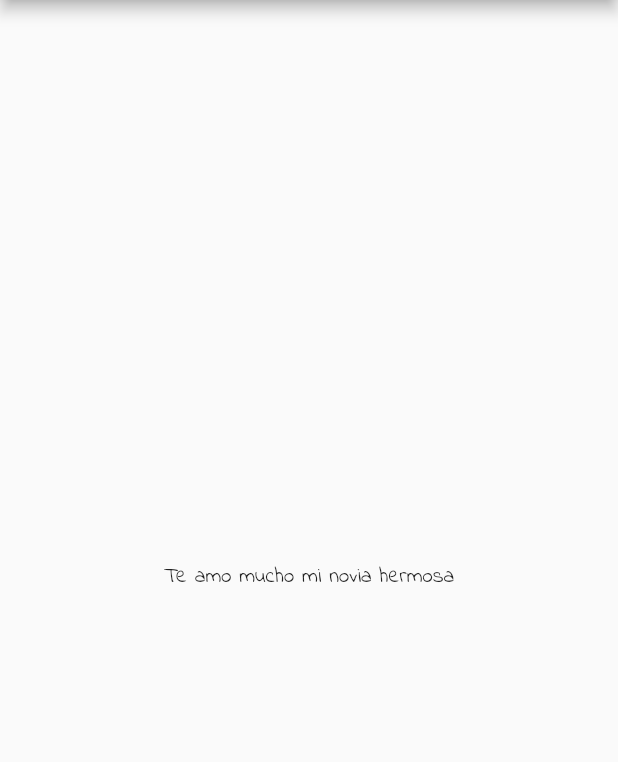
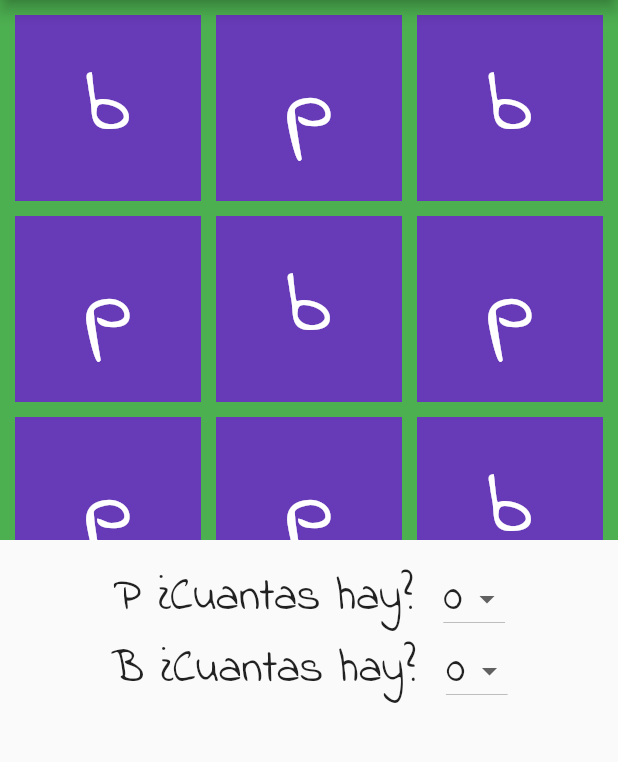
Before and after one commit to ricardo8990/happy-kids, a Flutter app: the screen it shows after launch, on a phone screen of 412 x 824 dp, the part 84-846 px from its top. Run offline on Flutter 3.47's test engine with Material 2 defaults, Android fonts, the phone set to English and light mode, and no system bars.

Commit message:
Add first game

```diff
--- a/happykids/lib/main.dart
+++ b/happykids/lib/main.dart
@@ -1,6 +1,10 @@
 import 'package:flutter/material.dart';
+import 'package:flutter/services.dart';
 
-void main() => runApp(MyApp());
+void main() async {
+  await SystemChrome.setPreferredOrientations([DeviceOrientation.portraitUp]);
+  runApp(MyApp());
+}
 
 class MyApp extends StatelessWidget {
   // This widget is the root of your application.
@@ -27,6 +31,14 @@ class MyHomePage extends StatefulWidget {
 }
 
 class _MyHomePageState extends State<MyHomePage> {
+  int firstLetterCount = 0;
+  int secondLetterCount = 0;
+
+  @override
+  void initState() {
+
+    super.initState();
+  }
 
   @override
   Widget build(BuildContext context) {
@@ -34,15 +46,149 @@ class _MyHomePageState extends State<MyHomePage> {
       appBar: AppBar(
         title: Text(widget.title),
       ),
-      body: Center(
-        child: Column(
-          mainAxisAlignment: MainAxisAlignment.center,
-          children: <Widget>[
-            Text(
-              'Te amo mucho mi novia hermosa',
+      body: Column(
+        crossAxisAlignment: CrossAxisAlignment.center,
+        children: <Widget>[
+          Container(
+            color: Colors.green,
+            height: 360.0,
+            child: GridView.count(
+              primary: false,
+              padding: const EdgeInsets.all(10.0),
+              crossAxisSpacing: 10.0,
+              mainAxisSpacing: 10.0,
+              crossAxisCount: 3,
+              children: <Widget>[
+                Container(
+                  color: Colors.deepPurple,
+                  child: Center(
+                    child: const Text('b',
+                        style: TextStyle(fontSize: 60.0, color: Colors.white)),
+                  ),
+                ),
+                Container(
+                  color: Colors.deepPurple,
+                  child: Center(
+                    child: const Text('p',
+                        style: TextStyle(fontSize: 60.0, color: Colors.white)),
+                  ),
+                ),
+                Container(
+                  color: Colors.deepPurple,
+                  child: Center(
+                    child: const Text('b',
+                        style: TextStyle(fontSize: 60.0, color: Colors.white)),
+                  ),
+                ),
+                Container(
+                  color: Colors.deepPurple,
+                  child: Center(
+                    child: const Text('p',
+                        style: TextStyle(fontSize: 60.0, color: Colors.white)),
+                  ),
+                ),
+                Container(
+                  color: Colors.deepPurple,
+                  child: Center(
+                    child: const Text('b',
+                        style: TextStyle(fontSize: 60.0, color: Colors.white)),
+                  ),
+                ),
+                Container(
+                  color: Colors.deepPurple,
+                  child: Center(
+                    child: const Text('p',
+                        style: TextStyle(fontSize: 60.0, color: Colors.white)),
+                  ),
+                ),
+                Container(
+                  color: Colors.deepPurple,
+                  child: Center(
+                    child: const Text('p',
+                        style: TextStyle(fontSize: 60.0, color: Colors.white)),
+                  ),
+                ),
+                Container(
+                  color: Colors.deepPurple,
+                  child: Center(
+                    child: const Text('p',
+                        style: TextStyle(fontSize: 60.0, color: Colors.white)),
+                  ),
+                ),
+                Container(
+                  color: Colors.deepPurple,
+                  child: Center(
+                    child: const Text('b',
+                        style: TextStyle(fontSize: 60.0, color: Colors.white)),
+                  ),
+                ),
+              ],
             ),
-          ],
-        ),
+          ),
+          Container(
+            margin: EdgeInsets.only(top: 15.0),
+            child: Column(
+              children: <Widget>[
+                Row(
+                  mainAxisAlignment: MainAxisAlignment.center,
+                  children: <Widget>[
+                    Text(
+                      'P ¿Cuantas hay?',
+                      style: TextStyle(fontSize: 30.0),
+                    ),
+                    Padding(
+                      padding: EdgeInsets.only(left: 20.0),
+                    ),
+                    DropdownButton<int>(
+                      value: firstLetterCount,
+                      onChanged: (int newValue) {
+                        setState(() {
+                          firstLetterCount = newValue;
+                        });
+                      },
+                      items: <int>[0, 1, 2, 3, 4, 5]
+                          .map<DropdownMenuItem<int>>((int value) {
+                        return DropdownMenuItem<int>(
+                          value: value,
+                          child: Text(value.toString(),
+                              style: TextStyle(fontSize: 30.0)),
+                        );
+                      }).toList(),
+                    )
+                  ],
+                ),
+                Row(
+                  mainAxisAlignment: MainAxisAlignment.center,
+                  children: <Widget>[
+                    Text(
+                      'B ¿Cuantas hay?',
+                      style: TextStyle(fontSize: 30.0),
+                    ),
+                    Padding(
+                      padding: EdgeInsets.only(left: 20.0),
+                    ),
+                    DropdownButton<int>(
+                      value: secondLetterCount,
+                      onChanged: (int newValue) {
+                        setState(() {
+                          secondLetterCount = newValue;
+                        });
+                      },
+                      items: <int>[0, 1, 2, 3, 4, 5]
+                          .map<DropdownMenuItem<int>>((int value) {
+                        return DropdownMenuItem<int>(
+                          value: value,
+                          child: Text(value.toString(),
+                              style: TextStyle(fontSize: 30.0)),
+                        );
+                      }).toList(),
+                    )
+                  ],
+                )
+              ],
+            ),
+          )
+        ],
       ),
     );
   }
```
